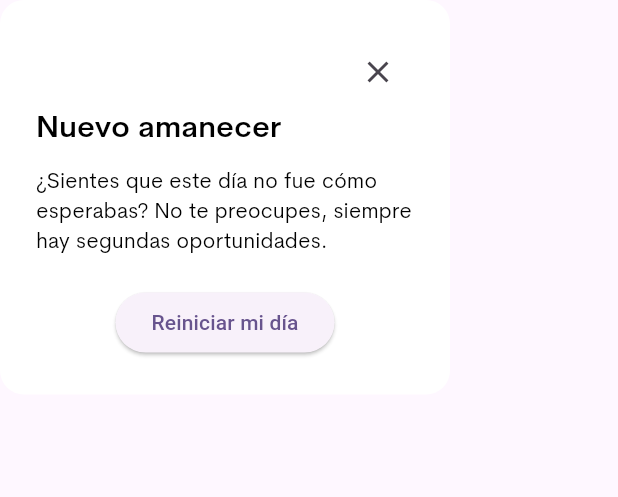
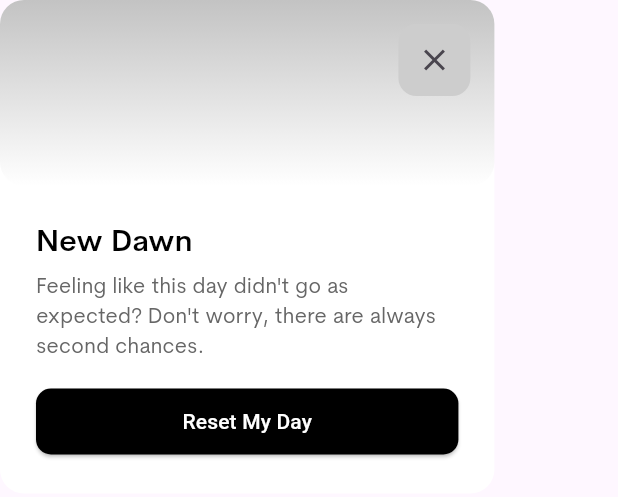
Before and after one commit to joeltorres-7/pocket-tasks-app, a Flutter app: the CustomModalWidget widget shown alone on an empty page, opened directly, on a phone screen of 412 x 824 dp. Shown: the top 497 px of the screen. Run offline on Flutter 3.47's test engine with Material 2 defaults, Android fonts, the phone set to English and light mode, and no system bars; our stand-ins replace shared_preferences, sqflite; accounts and stored records are empty; generated files the repository leaves out were written again.

Commit message:
MVP-005 - Applies proper styles and translations to modal for resetting day.

```diff
--- a/lib/l10n/app_en.arb
+++ b/lib/l10n/app_en.arb
@@ -446,5 +446,17 @@
   "newDay": "Nuevo amanecer, nuevo comienzo",
   "@newDay": {
     "description": "Subtitle for resetingDay."
+  },
+  "newDawn": "New Dawn",
+  "@newDawn": {
+    "description": "Title for a new beginning or fresh start"
+  },
+  "notFeelingAsExpected": "Feeling like this day didn't go as expected? Don't worry, there are always second chances.",
+  "@notFeelingAsExpected": {
+    "description": "Encouragement for a challenging day, suggesting that there are opportunities for improvement"
+  },
+  "resetDay": "Reset My Day",
+  "@resetDay": {
+    "description": "Button or action to reset or start the day over"
   }
 }
--- a/lib/l10n/app_es.arb
+++ b/lib/l10n/app_es.arb
@@ -110,5 +110,8 @@
     "whatDoingToday": "¿Que te gustaría hacer hoy?",
     "noDescription": "No hay descripcion",
     "resettingDay": "Reiniciando tu día",
-    "newDay": "Nuevo amanecer, nuevo comienzo"
+    "newDay": "Nuevo amanecer, nuevo comienzo",
+    "newDawn": "Nuevo amanecer",
+    "notFeelingAsExpected": "¿Sientes que este día no fue cómo esperabas? No te preocupes, siempre hay segundas oportunidades.",
+    "resetDay": "Reiniciar mi día"
 }
--- a/lib/l10n/app_ja.arb
+++ b/lib/l10n/app_ja.arb
@@ -110,5 +110,8 @@
   "whatDoingToday": "今日は何をしたいですか？",
   "noDescription": "説明がありません",
   "resettingDay": "あなたの日をリセット中",
-  "newDay": "新しい夜明け、新しい始まり"
+  "newDay": "新しい夜明け、新しい始まり",
+  "newDawn": "新しい夜明け",
+  "notFeelingAsExpected": "今日が期待通りではないと感じていますか？心配しないでください、常に第二のチャンスがあります。",
+  "resetDay": "私の日をリセット"
 }
--- a/lib/views/components/onboarding_outro.dart
+++ b/lib/views/components/onboarding_outro.dart
@@ -29,7 +29,7 @@ class _OnboardingOutroState extends State<OnboardingOutro> {
       duration: const Duration(milliseconds: 300),
       child: userDataProcessed
           ? const HomeView()
-          : PhaseLoading(loadingText: AppLocalizations.of(context)!.gettingReady, loadingIcon: Icons.star_rounded),
+          : PhaseLoading(loadingText: AppLocalizations.of(context)!.gettingReady, loadingIcon: Icon(Icons.star_rounded, size: 40.0)),
     );
   }
 }
--- a/lib/views/components/primary_button.dart
+++ b/lib/views/components/primary_button.dart
@@ -5,13 +5,15 @@ import 'package:flutter/material.dart';
 class PrimaryButton extends StatelessWidget {
   final String buttonText;
   final VoidCallback onButtonPressed;
+  final bool hasPadding;
   final bool isButtonEnabled; // Add this
 
   const PrimaryButton({
     Key? key,
     required this.buttonText,
     required this.onButtonPressed,
-    required this.isButtonEnabled, // Add this
+    required this.isButtonEnabled,
+    this.hasPadding = true, // Add this
   }) : super(key: key);
 
   @override
@@ -19,7 +21,7 @@ class PrimaryButton extends StatelessWidget {
     double screenWidth = MediaQuery.of(context).size.width;
 
     return Padding(
-      padding: const EdgeInsets.all(8.0),
+      padding: hasPadding ? const EdgeInsets.all(8.0) : EdgeInsets.zero,
       child: ElevatedButton(
         style: ElevatedButton.styleFrom(
           backgroundColor: isButtonEnabled ? Colors.black : Colors.grey, // Adjust color based on enable/disable state
--- a/lib/views/home_view.dart
+++ b/lib/views/home_view.dart
@@ -113,9 +113,9 @@ class _HomeViewState extends State<HomeView> {
                   builder: (BuildContext context) {
                     return Center(
                       child: CustomModalWidget(
-                        title: 'Nuevo amanecer',
-                        subtitle: '¿Sientes que este día no fue cómo esperabas? No te preocupes, siempre hay segundas oportunidades.',
-                        buttonText: 'Reiniciar mi día',
+                        title: AppLocalizations.of(context)!.newDawn,
+                        subtitle: AppLocalizations.of(context)!.notFeelingAsExpected,
+                        buttonText: AppLocalizations.of(context)!.resetDay,
                         onClose: () {
                           Navigator.of(context).pop(); // Close the modal.
                         },
--- a/lib/views/new-day-view.dart
+++ b/lib/views/new-day-view.dart
@@ -41,7 +41,7 @@ class _NewDayViewState extends State<NewDayView> {
       duration: const Duration(milliseconds: 300),
       child: userDataProcessed
           ? const HomeView()
-          : PhaseLoading(loadingText: AppLocalizations.of(context)!.resettingDay, descriptionText: AppLocalizations.of(context)!.newDay, loadingIcon: Icons.star_rounded),
+          : PhaseLoading(loadingText: AppLocalizations.of(context)!.resettingDay, descriptionText: AppLocalizations.of(context)!.newDay, loadingIcon: Icon(Icons.sunny, size: 40.0, color: Color(0xFFFFAE03),)),
     );
   }
 }
--- a/lib/views/utils/custom_modal_widget.dart
+++ b/lib/views/utils/custom_modal_widget.dart
@@ -1,4 +1,7 @@
+import 'dart:ui';
+
 import 'package:flutter/material.dart';
+import 'package:pocket_tasks/views/components/primary_button.dart';
 import 'package:pocket_tasks/views/styles/text_styles.dart';
 
 class CustomModalWidget extends StatelessWidget {
@@ -18,23 +21,49 @@ class CustomModalWidget extends StatelessWidget {
 
   @override
   Widget build(BuildContext context) {
+    double screenWidth = MediaQuery.of(context).size.width;
+
     return Material(
       borderRadius: BorderRadius.circular(16.0),
       color: Colors.white,
       child: Container(
-        width: 300, // Adjust the width as needed.
-        padding: EdgeInsets.all(24.0),
+        width: screenWidth * 0.8,
+        child: Stack(
+          children: [
+            DecoratedBox(
+              decoration: BoxDecoration(
+                borderRadius: BorderRadius.circular(16.0),
+                gradient: LinearGradient(begin: Alignment.topCenter, end: Alignment.bottomCenter, colors: [Color(0xFFC3C3C3), Color(0x00C3C3C3)]),
+              ),
+              child: const SizedBox(
+                width: double.infinity,
+                height: 124.0,
+              ),
+            ),
+            Positioned(
+              top: 16,
+              right: 16,
+              child: DecoratedBox(
+                decoration: BoxDecoration(
+                    color: Color(0xFFCDCDCD),
+                    borderRadius: BorderRadius.circular(12.0)
+                ),
+                child: IconButton(
+                  onPressed: onClose,
+                  icon: Icon(Icons.close),
+                  padding: EdgeInsets.all(12.0),
+                  constraints: BoxConstraints(),
+                ),
+              ),
+            ),
+            Padding(
+              padding: const EdgeInsets.all(24.0),
               child: Column(
                 mainAxisSize: MainAxisSize.min,
                 children: <Widget>[
-            Row(
-              mainAxisAlignment: MainAxisAlignment.end,
-              children: [
-                IconButton(
-                  onPressed: onClose,
-                  icon: Icon(Icons.close),
-                ),
-              ],
+                  const SizedBox(
+                    width: double.infinity,
+                    height: 124.0,
                   ),
                   Column(
                     crossAxisAlignment: CrossAxisAlignment.start,
@@ -43,19 +72,24 @@ class CustomModalWidget extends StatelessWidget {
                         title,
                         style: AppTextStyles.heading1,
                       ),
-                SizedBox(height: 10.0),
+                      const SizedBox(height: 4.0),
                       Text(
                         subtitle,
-                  style: AppTextStyles.regular14,
+                        style: AppTextStyles.regularGray14,
                       ),
-                SizedBox(height: 20.0),
+                      const SizedBox(height: 16.0),
                     ],
                   ),
-            ElevatedButton(
-              onPressed: onButtonPressed,
-              child: Text(buttonText),
+                  PrimaryButton(
+                    onButtonPressed: onButtonPressed,
+                    buttonText: buttonText,
+                    isButtonEnabled: true,
+                    hasPadding: false,
                   ),
                 ],
+              ),
+            ),
+          ]
         ),
       ),
     );
```
Also changed, not shown: lib/views/components/phase_loading.dart (+9 -6 lines). Lines whose indentation alone changed are shown as unchanged.
